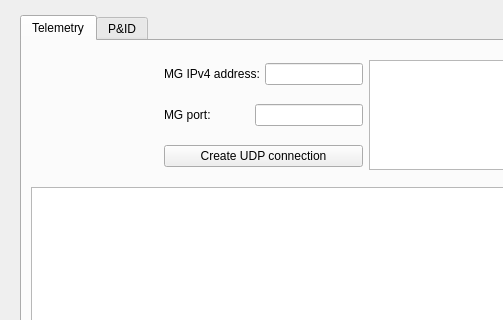
The window that form.ui (CarletonURocketry/hybrid-engine-ui) describes before a commit, drawn with Qt 5; both pictures show x 0 to 503 and y 0 to 320 of the 1288 by 757 pixel window.
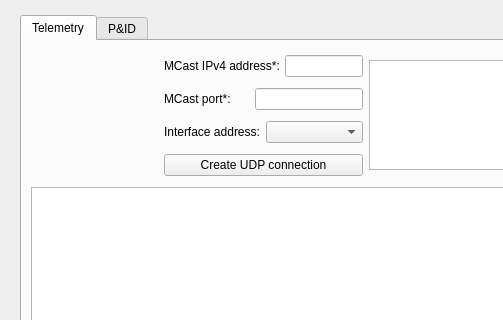
The same window after the commit. Icons and pictures are not drawn. Custom widgets are drawn as their Qt base class.

Commit message:
Add network interface selector (#29)
* Add interface ip input

* Change input box to dropdown

Diff of the .ui file:
```diff
--- a/form.ui
+++ b/form.ui
@@ -92,7 +92,7 @@
              <item>
               <widget class="QLabel" name="udpIpAddressLabel">
                <property name="text">
-                <string>MG IPv4 address: </string>
+                <string>MCast IPv4 address*: </string>
                </property>
               </widget>
              </item>
@@ -122,7 +122,7 @@
                 </size>
                </property>
                <property name="text">
-                <string>MG port: </string>
+                <string>MCast port*: </string>
                </property>
               </widget>
              </item>
@@ -135,6 +135,30 @@
              </item>
             </layout>
            </item>
+           <item>
+            <layout class="QHBoxLayout" name="interfaceLayout">
+             <item>
+              <widget class="QLabel" name="interfaceAddressLabel">
+               <property name="toolTip">
+                <string>Enter ipconfig in terminal to see interfaces</string>
+               </property>
+               <property name="text">
+                <string>Interface address:</string>
+               </property>
+              </widget>
+             </item>
+             <item>
+              <widget class="QComboBox" name="interfaceAddressDropdown">
+               <property name="sizePolicy">
+                <sizepolicy hsizetype="Expanding" vsizetype="Fixed">
+                 <horstretch>0</horstretch>
+                 <verstretch>0</verstretch>
+                </sizepolicy>
+               </property>
+              </widget>
+             </item>
+            </layout>
+           </item>
            <item>
             <widget class="QPushButton" name="udpConnectButton">
              <property name="maximumSize">
```
Left out of the diff: 6 changed lines with no effect on the pictures. The commit also changes 2 other files.
